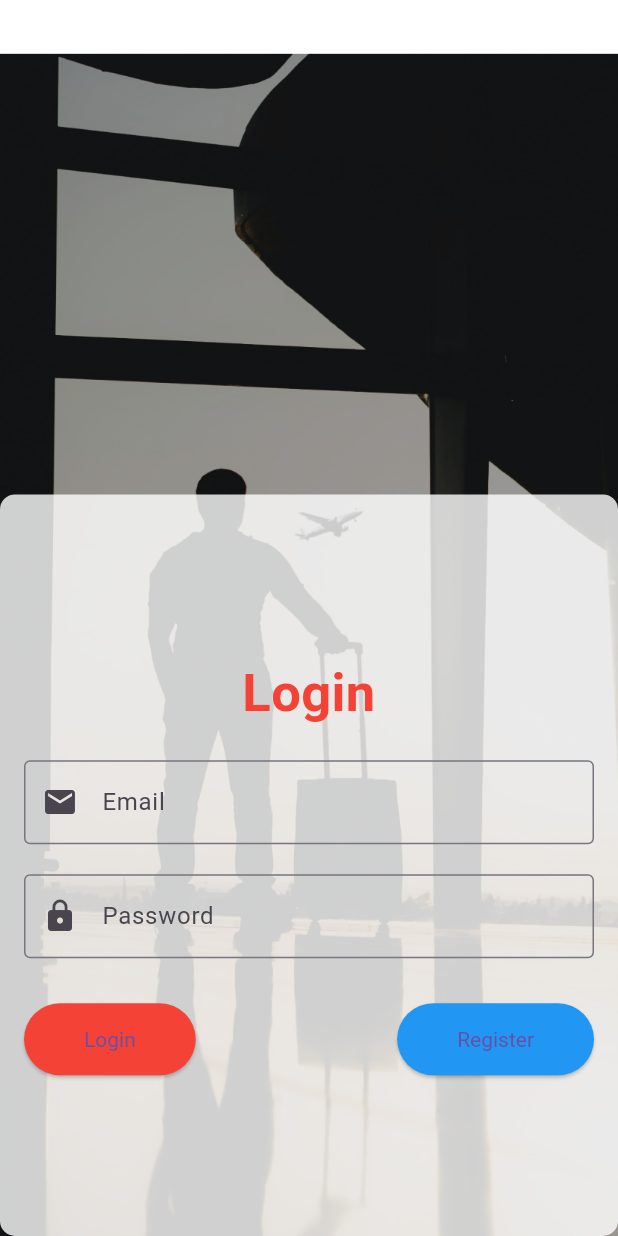
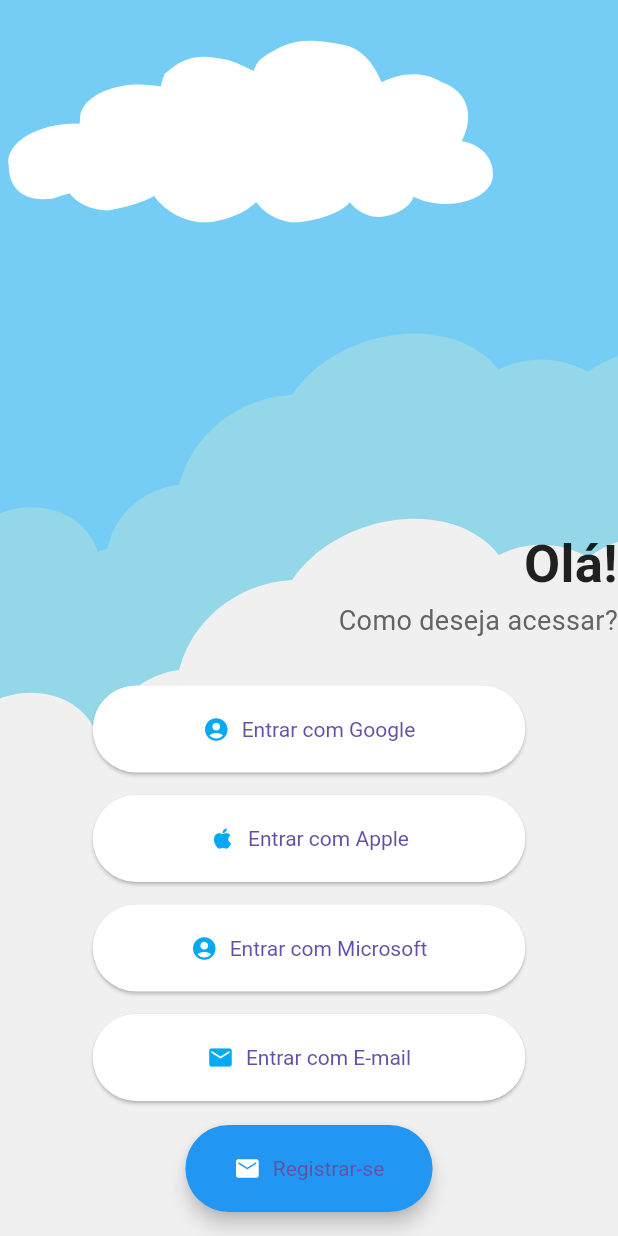
Before and after one commit to lumix00/FlyTag-Mobile, a Flutter app: the screen it shows after launch, on a phone screen of 412 x 824 dp. Run offline on Flutter 3.47's test engine with Material 3 defaults, Android fonts, the light colour scheme and no system bars; our stand-ins replace flutter_svg.

Commit message:
Estilização tela de login

```diff
--- a/lib/login.dart
+++ b/lib/login.dart
@@ -2,12 +2,9 @@ import 'package:flutter/material.dart';
 import 'package:http/http.dart' as http;
 import 'package:pi/register.dart';
 import 'package:pi/home.dart';
+import 'package:flutter_svg/flutter_svg.dart';
 
 class Login extends StatefulWidget {
-  final String backgroundImage;
-
-  const Login({super.key, required this.backgroundImage});
-
   @override
   // ignore: library_private_types_in_public_api
   _LoginState createState() => _LoginState();
@@ -69,116 +66,192 @@ class _LoginState extends State<Login> with SingleTickerProviderStateMixin {
 
   @override
   Widget build(BuildContext context) {
+    double buttonWidth = MediaQuery.of(context).size.width * 0.7;
+    double buttonWidth2 = MediaQuery.of(context).size.width * 0.4;
+
     return Scaffold(
-      backgroundColor: Colors.transparent,
+      backgroundColor: Colors.lightBlueAccent,
       body: Stack(
         children: [
           Container(
-            decoration: BoxDecoration(
-              image: DecorationImage(
-                image: AssetImage(widget.backgroundImage),
-                fit: BoxFit.cover,
+            decoration: const BoxDecoration(
+              color: Color.fromARGB(192, 134, 206, 240),
             ),
+          ),
+          Positioned(
+            child: SvgPicture.asset(
+              'assets/nuvemBranca.svg',
+              height: MediaQuery.of(context).size.height * 1,
+              fit: BoxFit.contain,
+              color: Color.fromARGB(192, 157, 218, 228),
+            ),
+          ),
+          Positioned(
+            child: SvgPicture.asset(
+              'assets/nuvemSuperior.svg',
+              height: MediaQuery.of(context).size.height * 0.2,
+              // fit: BoxFit.contain,
+              color: Colors.white,
             ),
           ),
           Align(
             alignment: Alignment.bottomCenter,
-            child: SlideTransition(
-              position: _offsetAnimation,
             child: Container(
-                height: MediaQuery.of(context).size.height * 0.6,
-                padding: const EdgeInsets.all(16),
-                decoration: BoxDecoration(
-                  color: Colors.white.withOpacity(0.8),
-                  borderRadius: BorderRadius.circular(10.0),
+              height: MediaQuery.of(context).size.height * 0.7,
+              child: Stack(
+                children: [
+                  Positioned.fill(
+                    child: SvgPicture.asset(
+                      'assets/nuvemBranca.svg',
+                      fit: BoxFit.cover,
+                      color: Color.fromARGB(255, 240, 240, 240),
                     ),
+                  ),
+                  Column(
+                    crossAxisAlignment: CrossAxisAlignment.stretch,
+                    children: [
+                      const Spacer(), // Adiciona um espaçamento flexível no topo
+                      const Align(
+                        alignment: Alignment.centerRight,
                         child: Column(
-                  mainAxisAlignment: MainAxisAlignment.center,
+                          crossAxisAlignment: CrossAxisAlignment.end,
                           children: [
-                    const Text(
-                      "Login",
+                            Text(
+                              "Olá!",
                               style: TextStyle(
                                 fontSize: 35,
-                        color: Colors.red,
+                                color: Colors.black87,
                                 fontWeight: FontWeight.bold,
                               ),
-                      textAlign: TextAlign.center,
+                              textAlign: TextAlign.right,
                             ),
-                    const SizedBox(height: 20),
-                    TextFormField(
-                      keyboardType: TextInputType.emailAddress,
-                      decoration: const InputDecoration(
-                        labelText: "Email",
-                        hintText: "Enter your email",
-                        prefixIcon: Icon(Icons.email),
-                        border: OutlineInputBorder(),
+                            Text(
+                              "Como deseja acessar?",
+                              style: TextStyle(
+                                fontSize: 18,
+                                color: Color.fromARGB(255, 100, 100, 100),
                               ),
-                      onChanged: (String value) {
-                        setState(() {
-                          _emailController.text = value;
-                        });
-                      },
-                      validator: (value) {
-                        return value!.isEmpty ? "Email is empty" : null;
-                      },
+                              textAlign: TextAlign.right,
                             ),
-                    const SizedBox(height: 20),
-                    TextFormField(
-                      obscureText: true,
-                      decoration: const InputDecoration(
-                        labelText: "Password",
-                        hintText: "Enter your password",
-                        prefixIcon: Icon(Icons.lock),
-                        border: OutlineInputBorder(),
+                          ],
                         ),
-                      onChanged: (String value) {
-                        setState(() {
-                          _passwordController.text = value;
-                        });
-                      },
-                      validator: (value) {
-                        return value!.isEmpty ? "Password is empty" : null;
-                      },
                       ),
                       const SizedBox(height: 30),
-                    Row(
-                      mainAxisAlignment: MainAxisAlignment.spaceBetween,
+                      Center(
+                        child: Column(
                           children: [
-                        ElevatedButton(
+                            // Botão de Entrar com Google
+                            SizedBox(
+                              width: buttonWidth,
+                              child: ElevatedButton.icon(
                                 onPressed: () {
-                            // _performLogin();
+                                  // Implementar login com Google
+                                },
+                                icon: const Icon(Icons.account_circle,
+                                    color: Colors.lightBlue),
+                                label: const Text("Entrar com Google"),
+                                style: ElevatedButton.styleFrom(
+                                  backgroundColor: Colors.white,
+                                  textStyle:
+                                      const TextStyle(color: Colors.black87),
+                                  padding:
+                                      const EdgeInsets.symmetric(vertical: 20),
+                                ),
+                              ),
+                            ),
+                            const SizedBox(height: 15),
+                            // Botão de Entrar com Apple
+                            SizedBox(
+                              width: buttonWidth,
+                              child: ElevatedButton.icon(
+                                onPressed: () {
+                                  // Implementar login com Apple
+                                },
+                                icon: const Icon(Icons.apple,
+                                    color: Colors.lightBlue),
+                                label: const Text("Entrar com Apple"),
+                                style: ElevatedButton.styleFrom(
+                                  backgroundColor: Colors.white,
+                                  textStyle:
+                                      const TextStyle(color: Colors.black87),
+                                  padding:
+                                      const EdgeInsets.symmetric(vertical: 20),
+                                ),
+                              ),
+                            ),
+                            const SizedBox(height: 15),
+                            // Botão de Entrar com Microsoft
+                            SizedBox(
+                              width: buttonWidth,
+                              child: ElevatedButton.icon(
+                                onPressed: () {
+                                  // Implementar login com Microsoft
+                                },
+                                icon: const Icon(Icons.account_circle,
+                                    color: Colors.lightBlue),
+                                label: const Text("Entrar com Microsoft"),
+                                style: ElevatedButton.styleFrom(
+                                  backgroundColor: Colors.white,
+                                  textStyle:
+                                      const TextStyle(color: Colors.black87),
+                                  padding:
+                                      const EdgeInsets.symmetric(vertical: 20),
+                                ),
+                              ),
+                            ),
+                            const SizedBox(height: 15),
+                            // Botão de Entrar com E-mail
+                            SizedBox(
+                              width: buttonWidth,
+                              child: ElevatedButton.icon(
+                                onPressed: () {
                                   Navigator.pushReplacement(
                                     context,
-                              MaterialPageRoute(builder: (context) => const Home()),
+                                    MaterialPageRoute(
+                                        builder: (context) => const Home()),
                                   );
                                 },
+                                icon: const Icon(Icons.email,
+                                    color: Colors.lightBlue),
+                                label: const Text("Entrar com E-mail"),
                                 style: ElevatedButton.styleFrom(
-                            backgroundColor: Colors.red,
-                            textStyle: const TextStyle(color: Colors.white),
-                          ),
-                          child: const Padding(
-                            padding: EdgeInsets.all(16),
-                            child: Text("Login"),
+                                  backgroundColor: Colors.white,
+                                  textStyle:
+                                      const TextStyle(color: Colors.black87),
+                                  padding:
+                                      const EdgeInsets.symmetric(vertical: 20),
                                 ),
                               ),
-                        ElevatedButton(
+                            ),
+                            Padding(padding: const EdgeInsets.only(top: 16.0,bottom: 16.0), child: SizedBox(
+                              width: buttonWidth2,
+                              child: ElevatedButton.icon(
                                 onPressed: () {
-                            Navigator.push(
+                                  Navigator.pushReplacement(
                                     context,
                                     MaterialPageRoute(
-                                builder: (context) => Register(
-                                  backgroundImage: widget.backgroundImage,
+                                        builder: (context) => const Register(
+                                              backgroundImage: '',
+                                            )),
+                                  );
+                                },
+                                icon: const Icon(Icons.email,
+                                    color: Colors.white),
+                                label: const Text("Registrar-se"),
+                                style: ElevatedButton.styleFrom(
+                                  backgroundColor: Colors.blue,
+                                  textStyle:
+                                      const TextStyle(color: Colors.white),
+                                  padding:
+                                      const EdgeInsets.symmetric(vertical: 20),
+                                  elevation: 5,
+                                  shadowColor: Colors.black.withOpacity(0.9),
                                 ),
                               ),
-                            );
-                          },
-                          style: ElevatedButton.styleFrom(
-                            backgroundColor: Colors.blue,
-                            textStyle: const TextStyle(color: Colors.white),
                             ),
-                          child: const Padding(
-                            padding: EdgeInsets.all(16),
-                            child: Text("Register"),
+                            ),
+
+                          ],
                         ),
                       ),
                     ],
@@ -187,7 +260,6 @@ class _LoginState extends State<Login> with SingleTickerProviderStateMixin {
               ),
             ),
           ),
-          ),
         ],
       ),
     );
--- a/lib/splash.dart
+++ b/lib/splash.dart
@@ -20,8 +20,8 @@ class _SplashState extends State<Splash> {
       Navigator.pushReplacement(
         context,
         PageRouteBuilder(
-          pageBuilder: (context, animation, secondaryAnimation) => const Login(
-            backgroundImage: 'assets/back.png',
+          pageBuilder: (context, animation, secondaryAnimation) => Login(
+
           ),
           transitionDuration:
               const Duration(seconds: 0), // Set duration to zero for no animation
--- a/pubspec.yaml
+++ b/pubspec.yaml
@@ -20,8 +20,13 @@ dev_dependencies:
   flutter_test:
     sdk: flutter
   flutter_lints: ^2.0.0
+  flutter_svg: ^1.1.0
 
 flutter:
   uses-material-design: true
   assets:
     - assets/back.png
+    - assets/login.png
+    - assets/nuvemBranca.svg
+    - assets/nuvemAzul.svg
+    - assets/nuvemSuperior.svg
```
Also changed, not shown: assets/NuvemAzul.svg (added), assets/login.png (added), assets/nuvemBranca.svg (added), assets/nuvemSuperior.svg (added), pubspec.lock. Lines whose indentation alone changed are shown as unchanged.
